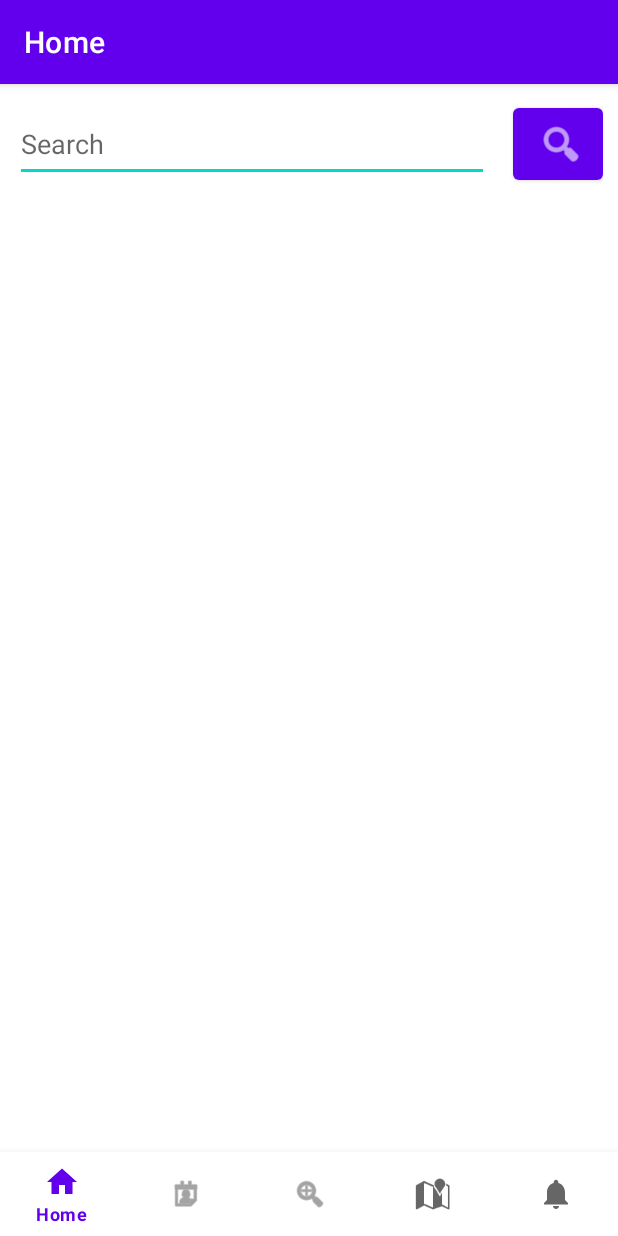
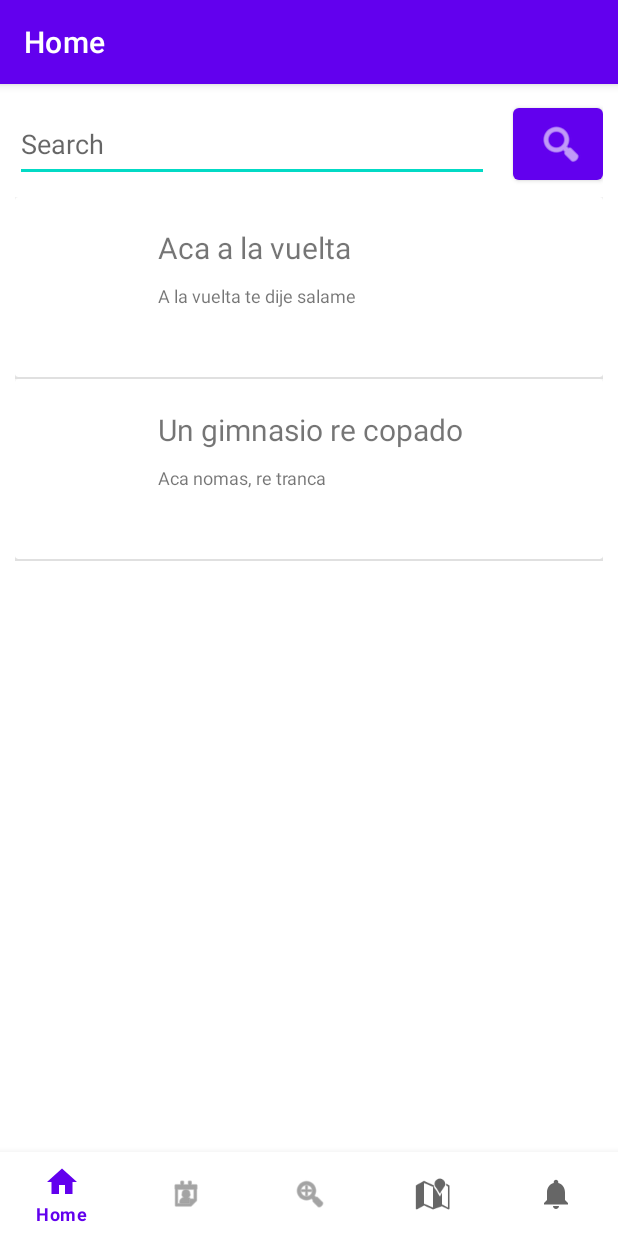
Before and after one commit to UTN-FRBA-Mobile/FitnessApp, an Android app: the screen it shows after launch (MainActivity), on a phone screen of 412 x 824 dp. Run offline under Robolectric (Android 15) with nearby library versions, the phone set to English and light mode, and no system bars; our stand-ins replace navigation-ui; pictures from the network do not load.

Commit message:
Display gyms in home fragment

```diff
--- a/app/src/main/java/ar/utn/frba/mobile/fitnessapp/model/Gym.kt
+++ b/app/src/main/java/ar/utn/frba/mobile/fitnessapp/model/Gym.kt
@@ -1,5 +1,9 @@
 package ar.utn.frba.mobile.fitnessapp.model
 
+import android.net.Uri
+
 data class Gym(
-    val name: String
+    val avatar:  Uri,
+    val name:    String,
+    val address: String
 )
--- /dev/null
+++ b/app/src/main/java/ar/utn/frba/mobile/fitnessapp/ui/home/GymSearchResultAdapter.kt
@@ -0,0 +1,32 @@
+package ar.utn.frba.mobile.fitnessapp.ui.home
+
+import android.app.Activity
+import android.content.Context
+import android.view.LayoutInflater
+import android.view.View
+import android.view.ViewGroup
+import android.widget.ArrayAdapter
+import android.widget.ImageView
+import android.widget.TextView
+import ar.utn.frba.mobile.fitnessapp.R
+import ar.utn.frba.mobile.fitnessapp.model.Gym
+
+class GymSearchResultAdapter(private val currContext: Context, private val arrayList: ArrayList<Gym>)
+    : ArrayAdapter<Gym>(currContext, R.layout.gym_result_item, arrayList) {
+
+    override fun getView(position: Int, convertView: View?, parent: ViewGroup): View {
+        val inflater: LayoutInflater = LayoutInflater.from(context)
+        val view: View = inflater.inflate(R.layout.gym_result_item, null)
+
+        val gymAvatar: ImageView = view.findViewById(R.id.gymAvatar)
+        val gymName: TextView = view.findViewById(R.id.gymName)
+        val gymAddress: TextView = view.findViewById(R.id.gymAddress)
+
+        val gym = arrayList[position]
+        gymAvatar.setImageURI(gym.avatar)
+        gymName.text = gym.name
+        gymAddress.text = gym.address
+
+        return view
+    }
+}
--- a/app/src/main/java/ar/utn/frba/mobile/fitnessapp/ui/home/HomeFragment.kt
+++ b/app/src/main/java/ar/utn/frba/mobile/fitnessapp/ui/home/HomeFragment.kt
@@ -1,5 +1,6 @@
 package ar.utn.frba.mobile.fitnessapp.ui.home
 
+import android.content.Context
 import android.os.Bundle
 import android.view.LayoutInflater
 import android.view.View
@@ -14,6 +15,7 @@ import androidx.lifecycle.ViewModelProvider
 import ar.utn.frba.mobile.fitnessapp.MyPreferences
 import ar.utn.frba.mobile.fitnessapp.R
 import ar.utn.frba.mobile.fitnessapp.databinding.FragmentHomeBinding
+import ar.utn.frba.mobile.fitnessapp.model.Gym
 import com.google.android.material.textfield.TextInputEditText
 
 class HomeFragment : Fragment() {
@@ -44,8 +46,10 @@ class HomeFragment : Fragment() {
             viewModel.search(query)
         }
 
+        val fragmentContext = context
         viewModel.searchResults.observe(viewLifecycleOwner) {
-            println(it)
+            val adapter = GymSearchResultAdapter(fragmentContext!!, it)
+            binding.resultList.adapter = adapter
         }
     }
 
--- a/app/src/main/java/ar/utn/frba/mobile/fitnessapp/ui/home/HomeViewModel.kt
+++ b/app/src/main/java/ar/utn/frba/mobile/fitnessapp/ui/home/HomeViewModel.kt
@@ -1,24 +1,26 @@
 package ar.utn.frba.mobile.fitnessapp.ui.home
 
+import android.net.Uri
 import androidx.lifecycle.LiveData
 import androidx.lifecycle.MutableLiveData
 import androidx.lifecycle.ViewModel
 import ar.utn.frba.mobile.fitnessapp.model.Gym
 
 class HomeViewModel : ViewModel() {
-    private val _searchResults = MutableLiveData<List<Gym>>().apply {
-        value = emptyList()
+    private val _searchResults = MutableLiveData<ArrayList<Gym>>().apply {
+        value = arrayListOf()
     }
-    val searchResults: LiveData<List<Gym>> = _searchResults
+    val searchResults: LiveData<ArrayList<Gym>> = _searchResults
 
     init {
         // TODO: Request initial search results
-        _searchResults.value = listOf(Gym(name="Aca a la vuelta"), Gym(name="Un gimnasio re copado"))
+        _searchResults.value = arrayListOf(Gym(avatar=Uri.EMPTY, name="Aca a la vuelta", address="A la vuelta te dije salame"),
+                                           Gym(avatar=Uri.EMPTY, name="Un gimnasio re copado", address="Aca nomas, re tranca"))
     }
 
     fun search(query: String) {
         // TODO: Request gyms using a string
         println("Querying: $query")
-        _searchResults.value = listOf(Gym(name="Un gimnasio que busqué yo"))
+        _searchResults.value = arrayListOf(Gym(avatar=Uri.EMPTY, name="Un gimnasio que busqué yo", address="Me invito un amigo, yo ke se"))
     }
 }
--- a/app/src/main/res/layout/gym_result_item.xml
+++ b/app/src/main/res/layout/gym_result_item.xml
@@ -38,6 +38,7 @@
                 tools:text="Nombre del Gimnasio" />
 
             <TextView
+                android:id="@+id/gymAddress"
                 android:layout_width="0dp"
                 android:layout_height="0dp"
                 android:layout_marginStart="5dp"
```
